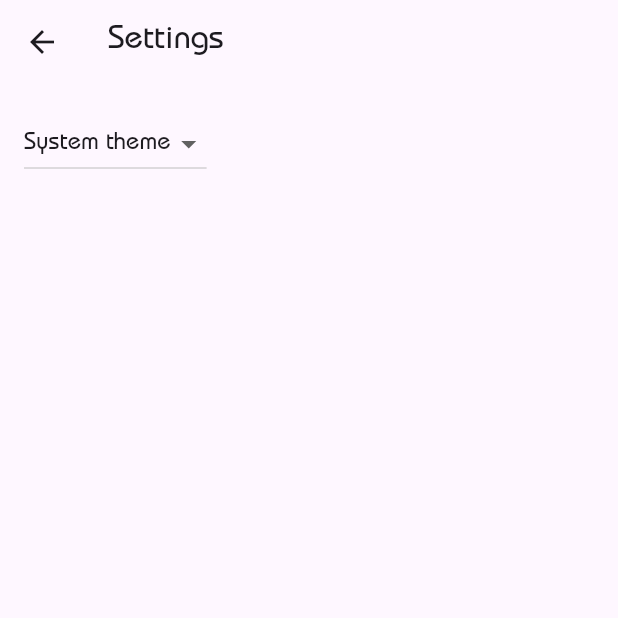
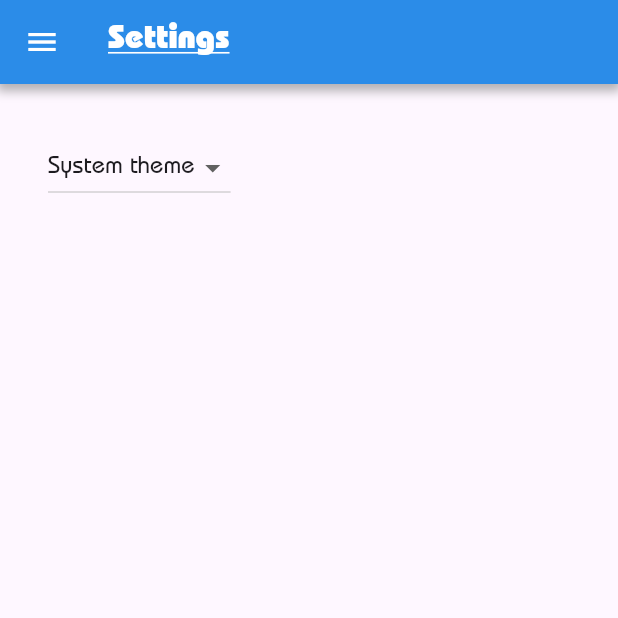
Before and after one commit to mrrobotisreal/AspireWithAlina, a Flutter app: the SettingsView screen opened by its route, on a phone screen of 412 x 824 dp, the top half of it. Run offline on Flutter 3.47's test engine with Material 3 defaults, Android fonts, the phone set to English and light mode, and no system bars; our stand-ins replace flutter_riverpod; missing offline and left inert: crypt, flame; generated files the repository leaves out were written again.

Commit message:
Update SpaceShooter game; Add AppBar and SideNavigation to SettingsView; Add riverpod ProviderScope;

```diff
--- a/lib/src/app.dart
+++ b/lib/src/app.dart
@@ -73,7 +73,7 @@ class AspireWithAlinaApp extends StatelessWidget {
                       settingsController: settingsController,
                     );
                   case SpaceShooterScreen.routeName:
-                    return SpaceShooterScreen();
+                    return const SpaceShooterScreen();
                   default:
                     return WelcomeScreen(
                       settingsController: settingsController,
--- a/lib/src/screens/student_info_form.dart
+++ b/lib/src/screens/student_info_form.dart
@@ -218,9 +218,9 @@ class StudentInfoFormScreenState extends State<StudentInfoFormScreen> {
             elevation: 24,
             backgroundColor: Colors.blue,
             iconTheme: const IconThemeData(color: Colors.white),
-            title: Text(
+            title: const Text(
               'Student Info Form',
-              style: const TextStyle(
+              style: TextStyle(
                 color: Colors.white,
                 fontFamily: 'Bauhaus',
                 fontWeight: FontWeight.bold,
--- a/lib/src/settings/settings_view.dart
+++ b/lib/src/settings/settings_view.dart
@@ -1,6 +1,7 @@
 import 'package:flutter/material.dart';
 import 'package:flutter_gen/gen_l10n/app_localizations.dart';
 
+import '../navigation/side_navigation_menu.dart';
 import 'settings_controller.dart';
 
 /// Displays the various settings that can be customized by the user.
@@ -17,16 +18,50 @@ class SettingsView extends StatelessWidget {
   @override
   Widget build(BuildContext context) {
     return Scaffold(
-      appBar: AppBar(
-        title: Text(
-          AppLocalizations.of(context)!.common_settingsTitle,
-          style: const TextStyle(
-            fontFamily: 'Bauhaus',
+      appBar: PreferredSize(
+        preferredSize: const Size.fromHeight(kToolbarHeight),
+        child: Container(
+          decoration: const BoxDecoration(
+            boxShadow: <BoxShadow>[
+              BoxShadow(
+                color: Color.fromARGB(150, 126, 126, 126),
+                spreadRadius: 2,
+                blurRadius: 5,
+                offset: Offset(0, 3),
+              ),
+            ],
+          ),
+          child: AppBar(
+            elevation: 24,
+            backgroundColor: Colors.blue,
+            iconTheme: const IconThemeData(color: Colors.white),
+            title: Text(
+              AppLocalizations.of(context)!.common_settingsTitle,
+              style: const TextStyle(
+                color: Colors.white,
+                fontFamily: 'Bauhaus',
+                fontWeight: FontWeight.bold,
+                decoration: TextDecoration.underline,
+                decorationStyle: TextDecorationStyle.solid,
+                decorationColor: Colors.white,
+              ),
+            ),
+            leading: Builder(
+              builder: (context) {
+                return IconButton(
+                  icon: const Icon(Icons.menu),
+                  onPressed: () {
+                    Scaffold.of(context).openDrawer();
+                  },
+                );
+              },
+            ),
           ),
         ),
       ),
+      drawer: const SideNavigationMenu(),
       body: Padding(
-        padding: const EdgeInsets.all(16),
+        padding: const EdgeInsets.all(32.0),
         // Glue the SettingsController to the theme selection DropdownButton.
         //
         // When a user selects a theme from the dropdown list, the
```
Also changed, not shown: lib/main.dart (+6 -1 lines), lib/src/games/space_shooter.dart (+29 -28 lines), lib/src/home.dart (+4 -4 lines), lib/src/models/student.dart (added, +13 -0 lines), lib/src/navigation/side_navigation_menu.dart (+6 -6 lines), lib/src/screens/games_screen.dart (+8 -8 lines).
